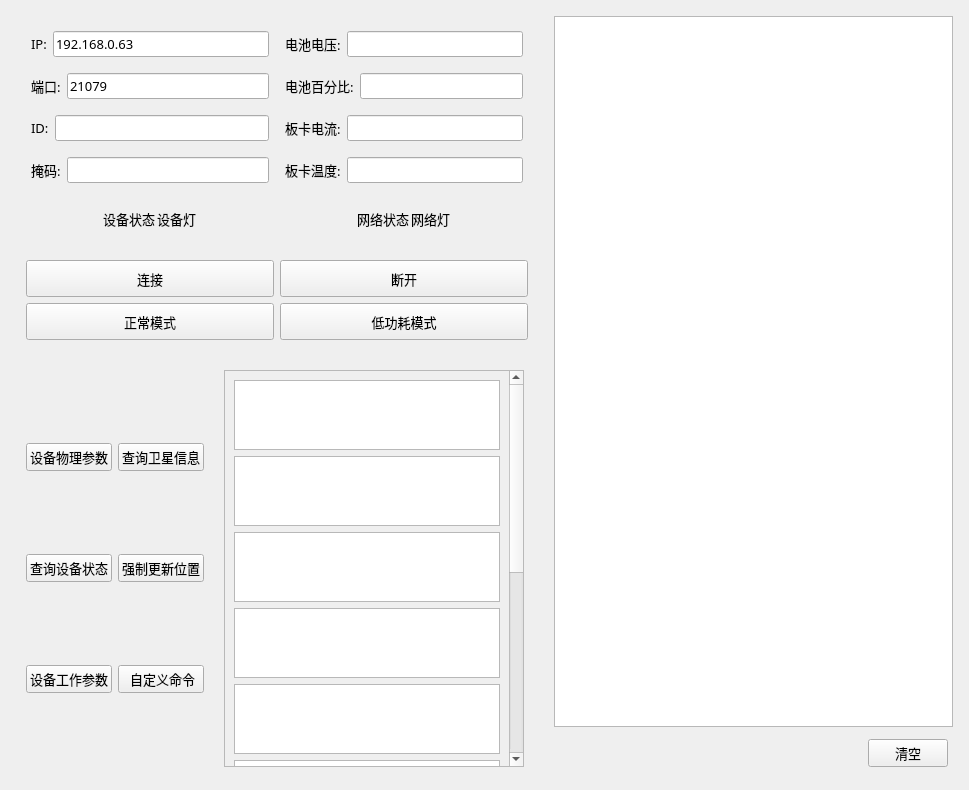
Qt form widget.ui (fuyunyou77/MyUpperMachine) before a commit.
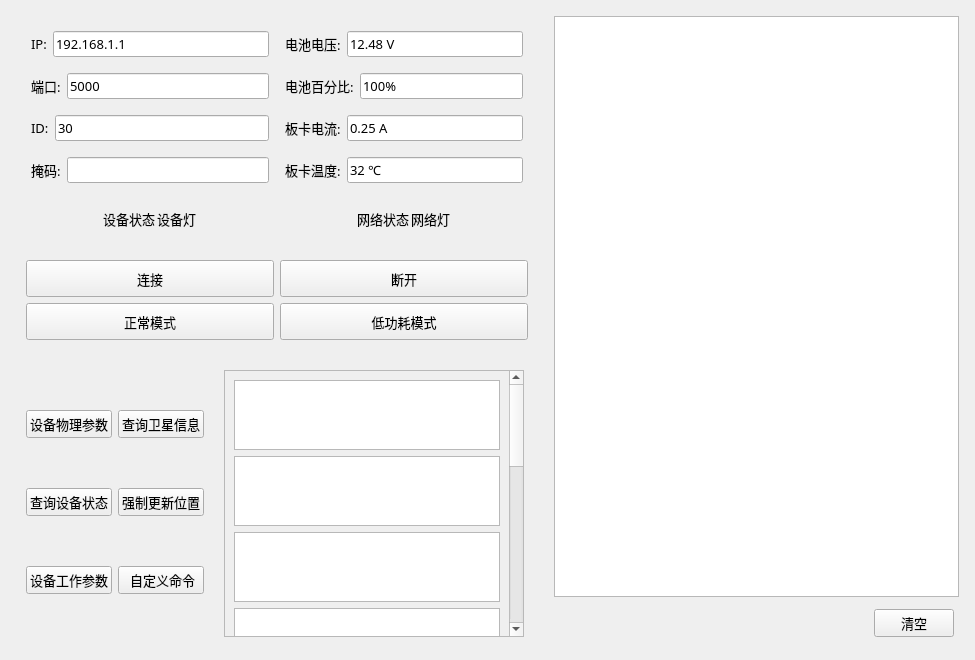
The same form after that commit. The open tabs and pages were chosen to show the change.

Diff of the .ui file:
```diff
--- a/widget.ui
+++ b/widget.ui
@@ -6,8 +6,8 @@
    <rect>
     <x>0</x>
     <y>0</y>
-    <width>969</width>
-    <height>790</height>
+    <width>975</width>
+    <height>660</height>
    </rect>
   </property>
   <property name="font">
@@ -110,7 +110,7 @@
               </size>
              </property>
              <property name="text">
-              <string>192.168.0.63</string>
+              <string>192.168.1.1</string>
              </property>
             </widget>
            </item>
@@ -169,8 +169,11 @@
                <pointsize>10</pointsize>
               </font>
              </property>
+             <property name="text">
+              <string>12.48 V</string>
+             </property>
              <property name="readOnly">
-              <bool>true</bool>
+              <bool>false</bool>
              </property>
             </widget>
            </item>
@@ -224,7 +227,7 @@
               </size>
              </property>
              <property name="text">
-              <string>21079</string>
+              <string>5000</string>
              </property>
             </widget>
            </item>
@@ -283,8 +286,11 @@
                <pointsize>10</pointsize>
               </font>
              </property>
+             <property name="text">
+              <string>100%</string>
+             </property>
              <property name="readOnly">
-              <bool>true</bool>
+              <bool>false</bool>
              </property>
             </widget>
            </item>
@@ -337,6 +343,9 @@
                <height>0</height>
               </size>
              </property>
+             <property name="text">
+              <string>30</string>
+             </property>
              <property name="readOnly">
               <bool>false</bool>
              </property>
@@ -397,8 +406,11 @@
                <pointsize>10</pointsize>
               </font>
              </property>
+             <property name="text">
+              <string>0.25 A</string>
+             </property>
              <property name="readOnly">
-              <bool>true</bool>
+              <bool>false</bool>
              </property>
             </widget>
            </item>
@@ -511,8 +523,11 @@
                <pointsize>10</pointsize>
               </font>
              </property>
+             <property name="text">
+              <string>32 ℃</string>
+             </property>
              <property name="readOnly">
-              <bool>true</bool>
+              <bool>false</bool>
              </property>
             </widget>
            </item>
@@ -1069,7 +1084,7 @@
                <rect>
                 <x>0</x>
                 <y>0</y>
-                <width>284</width>
+                <width>88</width>
                 <height>772</height>
                </rect>
               </property>
```
Left out of the diff: 14 changed lines with no effect on the pictures.
